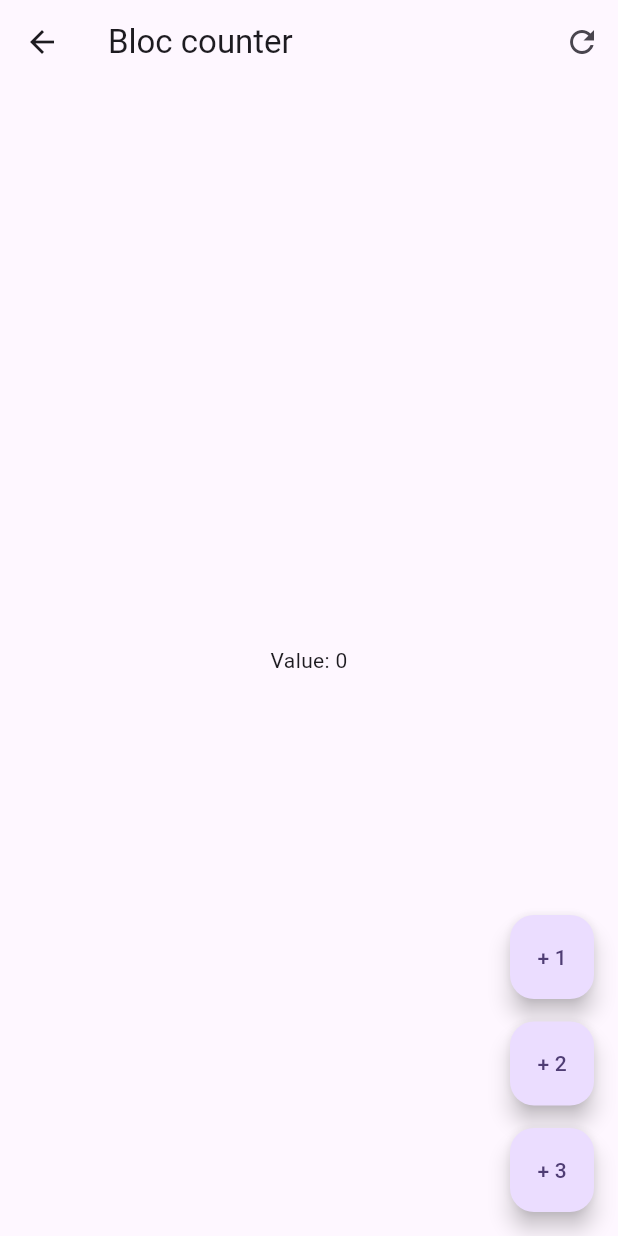
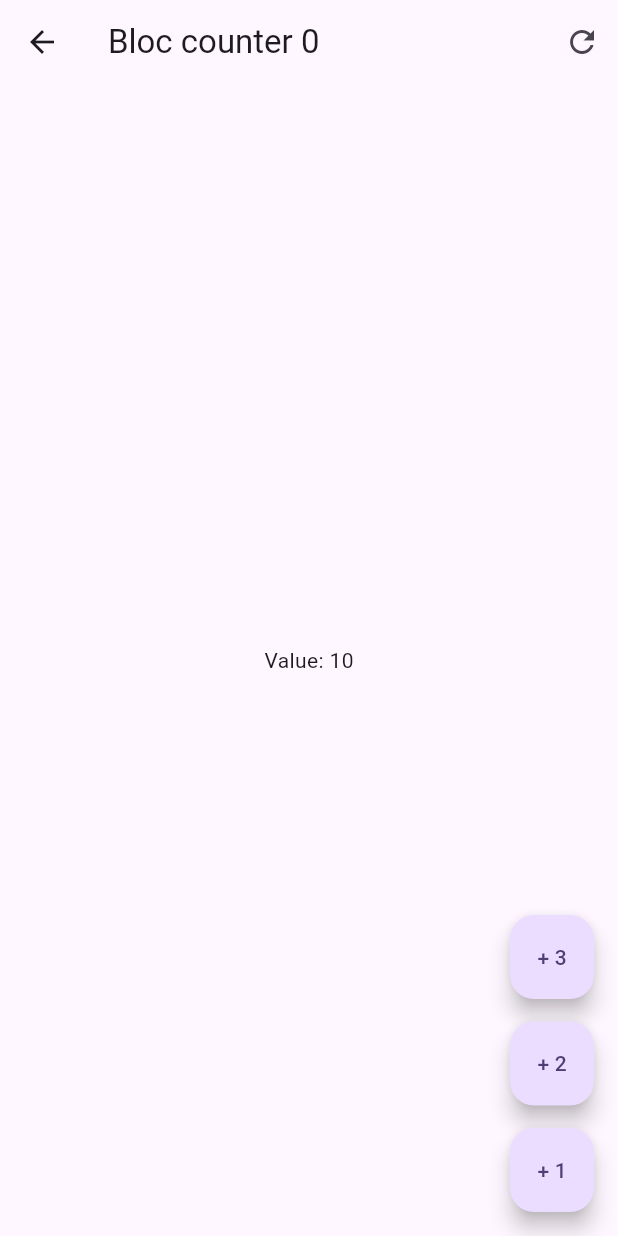
Before and after one commit to juanmata06/flutter_forms, a Flutter app: the screen it shows after launch, after a tap on "Bloc", on a phone screen of 412 x 824 dp. Run offline on Flutter 3.47's test engine with Material 3 defaults, Android fonts, the phone set to English and light mode, and no system bars; our stand-ins replace equatable, flutter_bloc, go_router.

Commit message:
bloc exercise working

```diff
--- /dev/null
+++ b/lib/presentation/blocs/counter_bloc/counter_bloc.dart
@@ -0,0 +1,25 @@
+import 'package:flutter_bloc/flutter_bloc.dart';
+import 'package:equatable/equatable.dart';
+
+part 'counter_event.dart';
+part 'counter_state.dart';
+
+class CounterBloc extends Bloc<CounterEvent, CounterState> {
+  CounterBloc() : super(const CounterState()) {
+    on<CounterIncreased>(_onCounterIncreased);
+    on<CounterReset>(_onCounterReset);
+  }
+
+  void _onCounterIncreased(CounterIncreased event, Emitter<CounterState> emit){
+    emit(state.copyWith(
+      counter: state.counter + event.value,
+      transactionCount: state.transactionCount + 1
+    ));
+  }
+
+  void _onCounterReset(CounterReset event, Emitter<CounterState> emit){
+    emit(state.copyWith(
+      counter: 0,
+    ));
+  }
+}
--- /dev/null
+++ b/lib/presentation/blocs/counter_bloc/counter_event.dart
@@ -0,0 +1,12 @@
+part of 'counter_bloc.dart';
+
+class CounterEvent {
+  const CounterEvent();
+}
+
+class CounterIncreased extends CounterEvent {
+  final int value;
+  const CounterIncreased(this.value);
+}
+
+class CounterReset extends CounterEvent {}
--- /dev/null
+++ b/lib/presentation/blocs/counter_bloc/counter_state.dart
@@ -0,0 +1,22 @@
+part of 'counter_bloc.dart';
+
+class CounterState extends Equatable {
+  final int counter;
+  final int transactionCount;
+
+  const CounterState({
+    this.counter = 10,
+    this.transactionCount = 0
+  });
+
+  CounterState copyWith({
+    int? counter,
+    int? transactionCount,
+  }) => CounterState(
+    counter: counter ?? this.counter,
+    transactionCount: transactionCount ?? this.transactionCount,
+  );
+
+  @override
+  List<Object> get props => [counter, transactionCount];
+}
--- a/lib/presentation/screens/bloc_counter_screen.dart
+++ b/lib/presentation/screens/bloc_counter_screen.dart
@@ -1,43 +1,67 @@
 
 import 'package:flutter/material.dart';
+import 'package:flutter_bloc/flutter_bloc.dart';
+import 'package:flutter_forms/presentation/blocs/counter_bloc/counter_bloc.dart';
 
 class BlocCounterScreen extends StatelessWidget {
   const BlocCounterScreen({super.key});
 
   @override
   Widget build(BuildContext context) {
+    return BlocProvider(
+      create: (_) => CounterBloc(),
+      child: const BlocCounterView()
+    );
+  }
+}
+
+class BlocCounterView extends StatelessWidget {
+  const BlocCounterView({
+    super.key,
+  });
+
+  void increaseCounterBy(BuildContext context, [int value = 1]){
+    context.read<CounterBloc>().add(CounterIncreased(value));
+  }
+
+  @override
+  Widget build(BuildContext context) {
     return Scaffold(
       appBar: AppBar(
-        title: const Text('Bloc counter'),
+        title: context.select(
+          (CounterBloc counterBloc) => Text('Bloc counter ${counterBloc.state.transactionCount}'),
+        ),
         actions: [
           IconButton(
-            onPressed: () => {},
+            onPressed: () => context.read<CounterBloc>().add(CounterReset()),
             icon: const Icon(Icons.refresh_outlined)
           )
         ],
       ),
-      body: const Center(
-        child: Text('Value: 0'),
+      body: Center(
+        child: context.select(
+          (CounterBloc counterBloc) => Text('Value: ${counterBloc.state.counter}')
+        ),
       ),
       floatingActionButton: Column(
         mainAxisAlignment: MainAxisAlignment.end,
         children: [
           FloatingActionButton(
             heroTag: '1',
-            child: const Text('+ 1'),
-            onPressed: () {}
+            child: const Text('+ 3'),
+            onPressed: () => increaseCounterBy(context, 3)
           ),
           const SizedBox(height: 15),
           FloatingActionButton(
             heroTag: '2',
             child: const Text('+ 2'),
-            onPressed: () {}
+            onPressed: () => increaseCounterBy(context, 2)
           ),
           const SizedBox(height: 15),
           FloatingActionButton(
             heroTag: '3',
-            child: const Text('+ 3'),
-            onPressed: () {}
+            child: const Text('+ 1'),
+            onPressed: () => increaseCounterBy(context, 1)
           )
         ],
       ),
--- a/lib/presentation/screens/home_screen.dart
+++ b/lib/presentation/screens/home_screen.dart
@@ -14,11 +14,13 @@ class HomeScreen extends StatelessWidget {
         children: [
           ListTile(
             title: const Text('Cubits'),
+            subtitle: const Text('Gestor de estado simple'),
             trailing: const Icon(Icons.arrow_forward_ios_rounded),
             onTap: () => context.push('/cubits'),
           ),
           ListTile(
             title: const Text('Bloc'),
+            subtitle: const Text('Gestor de estado compuesto'),
             trailing: const Icon(Icons.arrow_forward_ios_rounded),
             onTap: () => context.push('/bloc'),
           )
```
